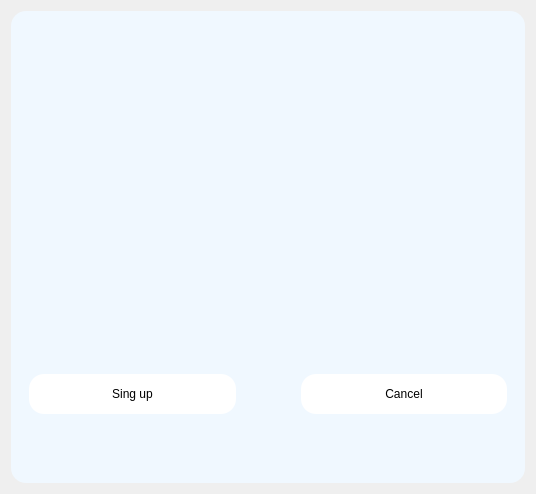
This is KOMUNIKATOR-QSQLITE/registerwindow.ui in Erdevis/KOMUNIKATOR as Qt 5 draws it before an edit. The edited form follows.
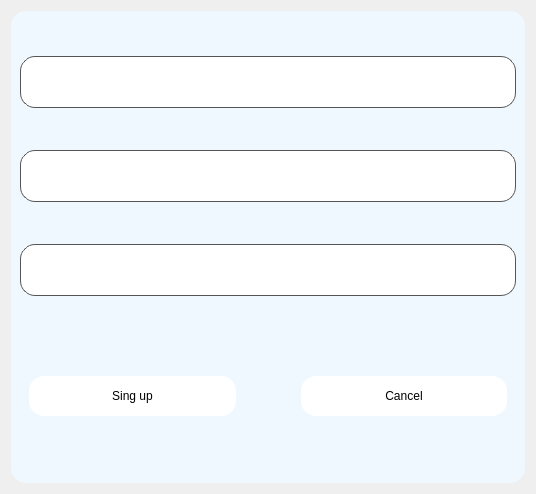
This is the edited form.

Patch:
```diff
--- a/KOMUNIKATOR-QSQLITE/registerwindow.ui
+++ b/KOMUNIKATOR-QSQLITE/registerwindow.ui
@@ -34,9 +34,27 @@
         <property name="minimumSize">
          <size>
           <width>0</width>
-          <height>50</height>
+          <height>52</height>
          </size>
         </property>
+        <property name="styleSheet">
+         <string notr="true">QLineEdit {
+    background-color: #ffffff; /* Kolor tła - biały */
+    color: #000000; /* Kolor tekstu - czarny */
+    border: 1px solid #555555; /* Grubość i kolor obramowania */
+    border-radius: 15px; /* Zaokrąglenie rogów - dostosuj według potrzeb */
+    padding: 10px; /* Wewnętrzny odstęp */
+    font-family: Arial, sans-serif; /* Rodzina czcionek */
+    font-size: 12pt; /* Rozmiar czcionki */
+    line-height: 1.5; /* Wysokość linii dla odstępu między wierszami */
+    min-height: 30px; /* Minimalna wysokość pola */
+}
+
+QLineEdit:focus {
+    border: 2px solid #1e90ff; /* Grubość i kolor obramowania po aktywacji - niebieski */
+    outline: none; /* Wyłączanie podświetlenia po aktywacji */
+}</string>
+        </property>
        </widget>
       </item>
       <item>
@@ -44,9 +62,27 @@
         <property name="minimumSize">
          <size>
           <width>0</width>
-          <height>50</height>
+          <height>52</height>
          </size>
         </property>
+        <property name="styleSheet">
+         <string notr="true">QLineEdit {
+    background-color: #ffffff; /* Kolor tła - biały */
+    color: #000000; /* Kolor tekstu - czarny */
+    border: 1px solid #555555; /* Grubość i kolor obramowania */
+    border-radius: 15px; /* Zaokrąglenie rogów - dostosuj według potrzeb */
+    padding: 10px; /* Wewnętrzny odstęp */
+    font-family: Arial, sans-serif; /* Rodzina czcionek */
+    font-size: 12pt; /* Rozmiar czcionki */
+    line-height: 1.5; /* Wysokość linii dla odstępu między wierszami */
+    min-height: 30px; /* Minimalna wysokość pola */
+}
+
+QLineEdit:focus {
+    border: 2px solid #1e90ff; /* Grubość i kolor obramowania po aktywacji - niebieski */
+    outline: none; /* Wyłączanie podświetlenia po aktywacji */
+}</string>
+        </property>
        </widget>
       </item>
       <item>
@@ -54,9 +90,27 @@
         <property name="minimumSize">
          <size>
           <width>0</width>
-          <height>50</height>
+          <height>52</height>
          </size>
         </property>
+        <property name="styleSheet">
+         <string notr="true">QLineEdit {
+    background-color: #ffffff; /* Kolor tła - biały */
+    color: #000000; /* Kolor tekstu - czarny */
+    border: 1px solid #555555; /* Grubość i kolor obramowania */
+    border-radius: 15px; /* Zaokrąglenie rogów - dostosuj według potrzeb */
+    padding: 10px; /* Wewnętrzny odstęp */
+    font-family: Arial, sans-serif; /* Rodzina czcionek */
+    font-size: 12pt; /* Rozmiar czcionki */
+    line-height: 1.5; /* Wysokość linii dla odstępu między wierszami */
+    min-height: 30px; /* Minimalna wysokość pola */
+}
+
+QLineEdit:focus {
+    border: 2px solid #1e90ff; /* Grubość i kolor obramowania po aktywacji - niebieski */
+    outline: none; /* Wyłączanie podświetlenia po aktywacji */
+}</string>
+        </property>
        </widget>
       </item>
       <item>
```
